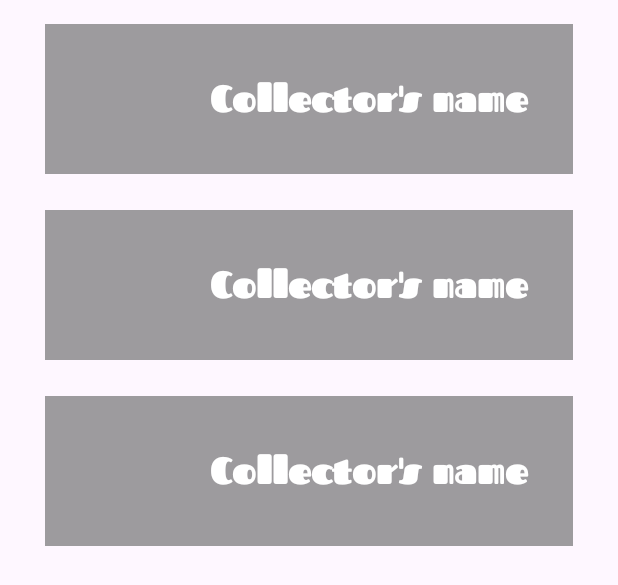
After one commit to juandata-dev/Vinilos_Magnificos, an Android app: the layout fragment_collector.xml on its own in the app's theme, with its tools: preview values and no code run, on a phone screen of 412 x 824 dp. The commit adds this screen. Shown: the top 585 px of the screen. Run offline under Robolectric (Android 15) with nearby library versions, the phone set to English and light mode, and no system bars; network calls fail.

Commit message:
Feat: Add view and view model layers

```diff
--- a/app/src/main/java/co/edu/uniandes/vinilotunes/MainActivity.kt
+++ b/app/src/main/java/co/edu/uniandes/vinilotunes/MainActivity.kt
@@ -52,7 +52,7 @@ class MainActivity : AppCompatActivity() {
         // Definir configuración de la barra de aplicaciones y el menú lateral
         appBarConfiguration = AppBarConfiguration(
             setOf(
-                R.id.nav_artists, R.id.nav_album, R.id.nav_home, R.id.nav_slideshow
+                R.id.nav_artists, R.id.nav_album, R.id.nav_collector, R.id.nav_slideshow
             ), drawerLayout
         )
 
--- /dev/null
+++ b/app/src/main/res/layout/fragment_collector.xml
@@ -0,0 +1,22 @@
+<?xml version="1.0" encoding="utf-8"?>
+<FrameLayout xmlns:android="http://schemas.android.com/apk/res/android"
+    xmlns:app="http://schemas.android.com/apk/res-auto"
+    xmlns:tools="http://schemas.android.com/tools"
+    android:layout_width="match_parent"
+    android:layout_height="match_parent"
+    tools:context=".ui.collector.CollectorFragment">
+
+    <androidx.recyclerview.widget.RecyclerView
+        android:id="@+id/rvCollector"
+        android:layout_width="match_parent"
+        android:layout_height="match_parent"
+        android:clipToPadding="true"
+        android:paddingBottom="12dp"
+        app:layoutManager="androidx.recyclerview.widget.LinearLayoutManager"
+        app:layout_constraintBottom_toBottomOf="parent"
+        app:layout_constraintEnd_toEndOf="parent"
+        app:layout_constraintStart_toStartOf="parent"
+        app:layout_constraintTop_toTopOf="parent"
+        tools:listitem="@layout/item_collector_layout" />
+
+</FrameLayout>
--- /dev/null
+++ b/app/src/main/res/layout/item_collector_layout.xml
@@ -0,0 +1,63 @@
+<?xml version="1.0" encoding="utf-8"?>
+<layout xmlns:tools="http://schemas.android.com/tools"
+    xmlns:android="http://schemas.android.com/apk/res/android"
+    xmlns:app="http://schemas.android.com/apk/res-auto">
+
+    <!-- Este bloque hace el binding de datos del album de este viewHolder con el adapter -->
+    <data>
+        <variable
+            name="collector"
+            type="co.edu.uniandes.vinilotunes.data.model.Collector" />
+        <variable
+            name="position"
+            type="Integer" />
+        <variable
+            name="collectorAdapter"
+            type="co.edu.uniandes.vinilotunes.ui.collector.CollectorAdapter" />
+    </data>
+
+    <androidx.constraintlayout.widget.ConstraintLayout
+        android:layout_width="match_parent"
+        android:layout_height="wrap_content"
+        android:layout_marginTop="8dp"
+        android:layout_marginBottom="8dp"
+        android:clickable="true"
+        android:focusable="true"
+        android:onClick="@{ () -> collectorAdapter.onClickCollector(position) }">
+
+        <FrameLayout
+            android:layout_width="0dp"
+            android:layout_height="wrap_content"
+            android:layout_marginStart="30dp"
+            android:layout_marginEnd="30dp"
+            android:layout_marginTop="8dp"
+
+            app:layout_constraintEnd_toEndOf="parent"
+            app:layout_constraintStart_toStartOf="parent"
+            app:layout_constraintTop_toTopOf="parent"
+            >
+            <View
+                android:id="@+id/collector_background"
+                android:layout_width="match_parent"
+                android:layout_height="100dp"
+                android:background="#B3767676"/>
+
+            <TextView
+                android:id="@+id/tvNameCollector"
+                android:layout_width="250dp"
+                android:layout_height="match_parent"
+                android:layout_gravity="right"
+                android:fontFamily="@font/fascinatefont"
+                android:gravity="center_vertical"
+                android:padding="8dp"
+                android:text="@{collector.name}"
+                android:textColor="@color/white"
+                android:textSize="24sp"
+                android:textStyle="bold"
+                android:visibility="visible"
+                tools:text="Collector's name" />
+
+        </FrameLayout>
+    </androidx.constraintlayout.widget.ConstraintLayout>
+
+</layout>
--- a/app/src/main/res/menu/activity_main_drawer.xml
+++ b/app/src/main/res/menu/activity_main_drawer.xml
@@ -25,7 +25,7 @@
 
         <!-- Elemento de menú para navegar a la sección de inicio -->
         <item
-            android:id="@+id/nav_home"
+            android:id="@+id/nav_collector"
             android:icon="@drawable/collector"
             android:title="@string/menu_collectors"
         />
```
Also changed, not shown: app/src/main/java/co/edu/uniandes/vinilotunes/ui/collector/CollectorAdapter.kt (added, +110 -0 lines), app/src/main/java/co/edu/uniandes/vinilotunes/ui/collector/CollectorFragment.kt (added, +85 -0 lines), app/src/main/java/co/edu/uniandes/vinilotunes/ui/collector/CollectorViewModel.kt (added, +60 -0 lines), app/src/main/res/navigation/mobile_navigation.xml (+7 -0 lines).
